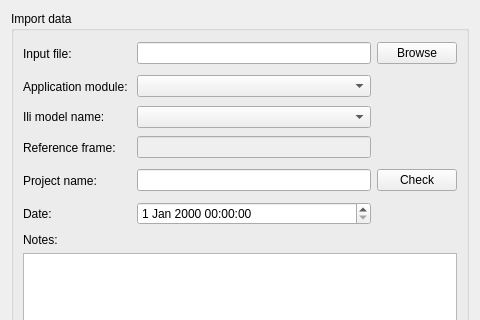
This is base/file/Ui_importproject.ui in veriso/veriso as Qt 5 draws it before an edit; both pictures show x 0 to 480 and y 0 to 320 of the 480 by 596 pixel window. The edited form follows.
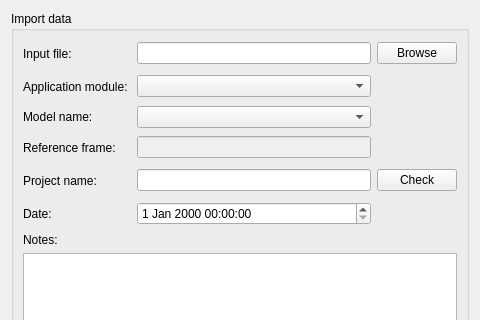
This is the edited form.

What changed in the file:
```diff
--- a/base/file/Ui_importproject.ui
+++ b/base/file/Ui_importproject.ui
@@ -29,6 +29,9 @@
      <property name="title">
       <string>Import data </string>
      </property>
+     <property name="flat">
+      <bool>false</bool>
+     </property>
      <layout class="QGridLayout" name="gridLayout_2">
       <item row="0" column="0">
        <layout class="QGridLayout" name="gridLayout_4">
@@ -147,7 +150,7 @@
         <item row="2" column="0">
          <widget class="QLabel" name="label_7">
           <property name="text">
-           <string>Ili model name: </string>
+           <string>Model name: </string>
           </property>
          </widget>
         </item>
```
Left out of the diff: 2 changed lines with no effect on the pictures.
